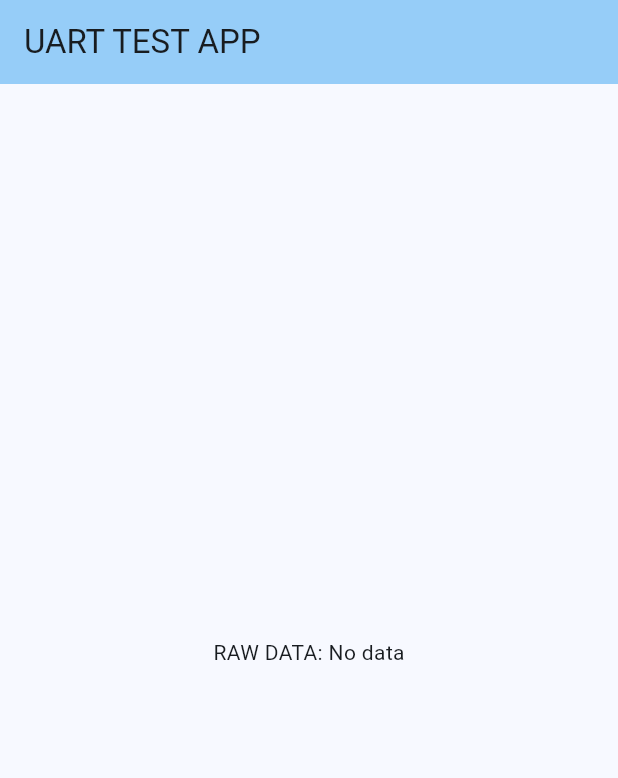
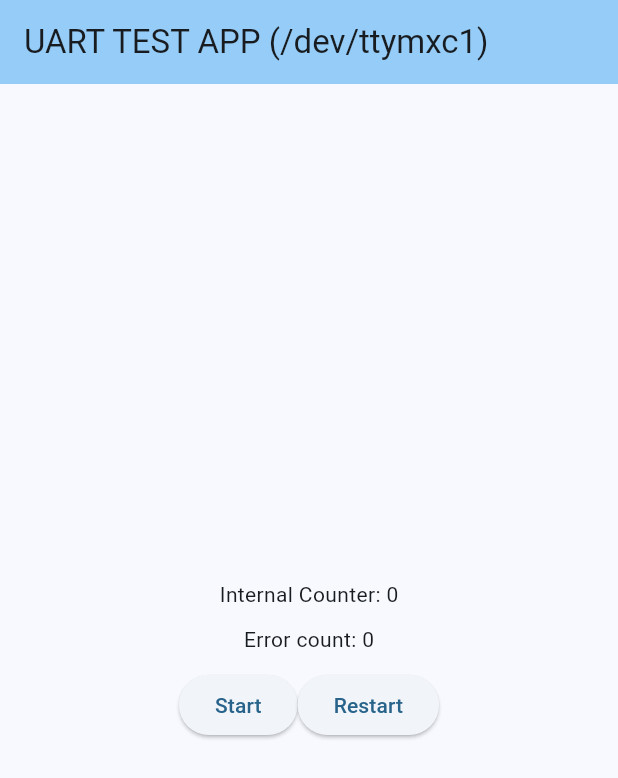
Before and after one commit to HeinMM/uart_app, a Flutter app: the screen it shows after launch, on a phone screen of 412 x 824 dp. Shown: the top 778 px of the screen. Run offline on Flutter 3.47's test engine with Material 3 defaults, Android fonts, the phone set to English and light mode, and no system bars.

Commit message:
i think, im finished

```diff
--- a/lib/main.dart
+++ b/lib/main.dart
@@ -19,7 +19,7 @@ class MyApp extends StatelessWidget {
         colorScheme: ColorScheme.fromSeed(seedColor: Colors.lightBlue),
         useMaterial3: true,
       ),
-      home: const MyHomePage(title: 'UART TEST APP'),
+      home: const MyHomePage(title: 'UART TEST APP (/dev/ttymxc1)'),
     );
   }
 }
@@ -36,13 +36,15 @@ class MyHomePage extends StatefulWidget {
 class _MyHomePageState extends State<MyHomePage> {
 
   static const platform = MethodChannel('com.example.uart_app/uart');
-  String data = 'No data';
-  String canData = 'No CAN Data';
+  String internalRCounter = "0";
+  String error = "0";
+  String error2 = "0";
+  var isStart = false;
 
   @override
   void initState() {
     super.initState();
-    startReadingUart();
+
   }
 
   Future<void> startReadingUart() async {
@@ -51,22 +53,22 @@ class _MyHomePageState extends State<MyHomePage> {
       platform.setMethodCallHandler((call) async {
         if (call.method == "onData") {
           setState(() {
-            data = call.arguments['data'].toString();
-
+            internalRCounter = call.arguments['counter'].toString();
+            error = call.arguments['error'].toString();
           });
         } else if (call.method == "onError") {
           setState(() {
-            data = "Error: ${call.arguments}";
-            canData = "";
+            internalRCounter = "Error : ${call.arguments}";
+            error = "Something is wrong in error counter";
           });
         }
       });
       await platform.invokeMethod('startReading', {'devicePath': '/dev/ttymxc1', 'baudRate': 460800});
-      print("state done1");
+
     } on PlatformException catch (e) {
       setState(() {
-        data = "Failed to start UART: ${e.message}";
-        canData = "";
+        internalRCounter = "Failed to start UART: ${e.message}";
+        error2 = "";
       });
     }
   }
@@ -90,9 +92,42 @@ class _MyHomePageState extends State<MyHomePage> {
         child: Column(
           mainAxisAlignment: MainAxisAlignment.center,
           children: [
-            Text('RAW DATA: $data'),
+            Text('Internal Counter: $internalRCounter'),
+            const SizedBox(height: 10),
+            Text('Error count: $error'),
+
             const SizedBox(height: 10),
 
+            Row(
+              mainAxisAlignment: MainAxisAlignment.center,
+              children: [
+              ElevatedButton(child: const Text('Start'), onPressed: (){
+                if(isStart==false){
+                  startReadingUart();
+                  isStart=true;
+                }else{
+
+                }
+
+              }),
+              // ElevatedButton(child: const Text('Stop'), onPressed: () async {
+              //   try {
+              //             await platform.invokeMethod('stopReading');
+              //     } on PlatformException catch (e) {
+              //     setState(() {
+              //             internalRCounter = "Failed to start UART: ${e.message}";
+              //             error2 = "";
+              //     });
+              //   }
+              // }),
+                ElevatedButton(child: const Text('Restart'), onPressed: (){
+                  isStart==false;
+                  Navigator.pushReplacement(
+                      context,
+                      MaterialPageRoute(
+                          builder: (BuildContext context) => super.widget));
+                }),
+            ],)
           ],
         ),
       ),
```
Also changed, not shown: lib/services/uart_service.dart (deleted, +0 -32 lines), 295 other files.
